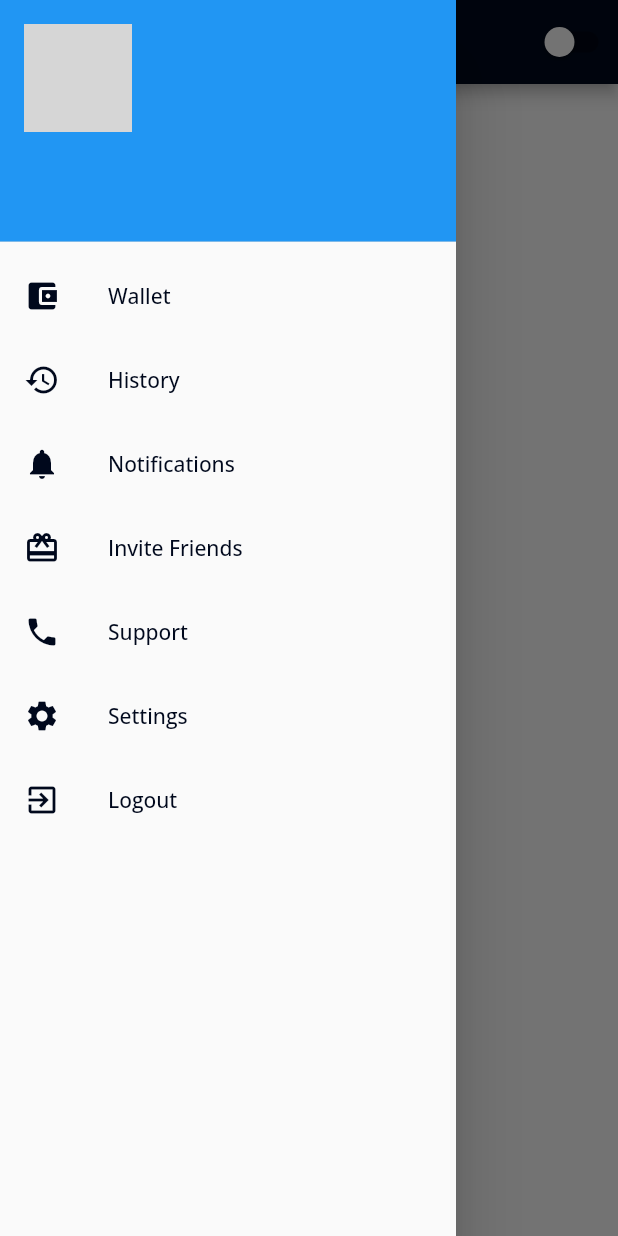
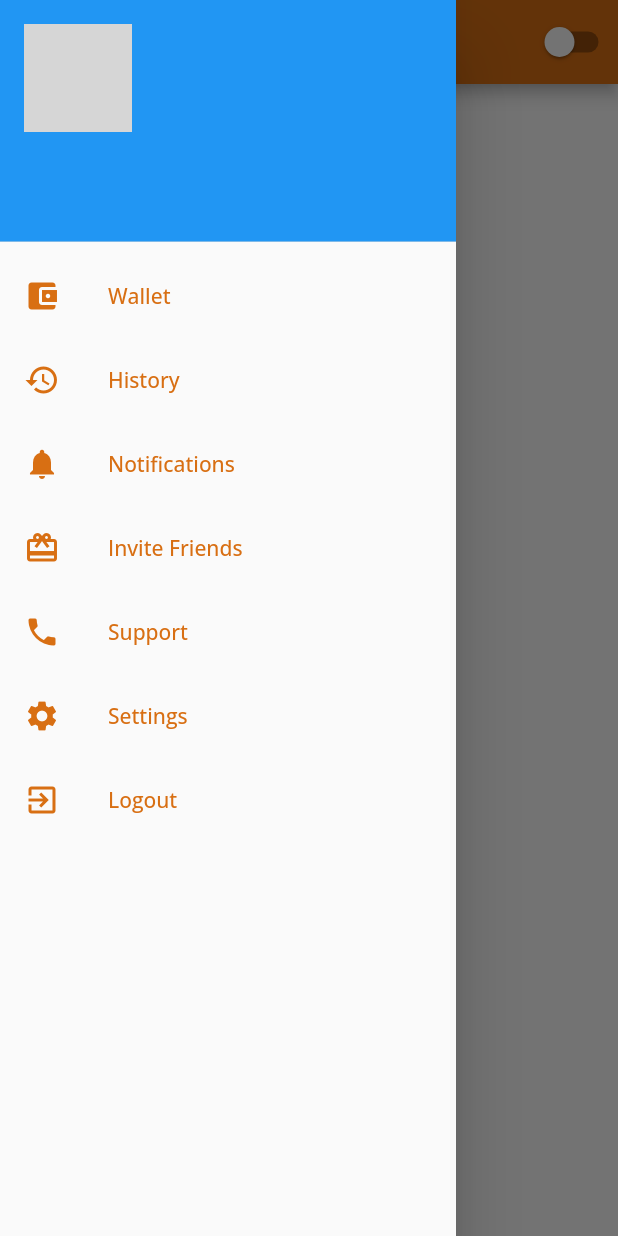
Before and after one commit to vkpdeveloper/riderApp, a Flutter app: the HomeScreen screen opened directly, with the side drawer open, on a phone screen of 412 x 824 dp. Run offline on Flutter 3.47's test engine with Material 2 defaults, Android fonts, the phone set to English and light mode, and no system bars; our stand-ins replace cached_network_image, cloud_firestore, connectivity, firebase_auth, firebase_messaging, firebase_storage and 12 more; missing offline and left inert: flutterpaytm, geocoder, google_map_location_picker, google_map_polyline, permission; accounts and stored records are empty; network calls fail; grey boxes are pictures that could not be loaded.

Commit message:
driverappcolors

```diff
--- a/driverapp/lib/constants/themecolors.dart
+++ b/driverapp/lib/constants/themecolors.dart
@@ -1,6 +1,56 @@
 import 'package:flutter/material.dart';
+import 'package:google_fonts/google_fonts.dart';
 
 mixin ThemeColors {
-  static Color primaryColor = Color(0xff00081C);
-  static Color secondryColor;
+  static Color primaryColor = Color(0xFFD86F13);
+
+  static Color darkblueColor = Color(0xFF012060);
+  static Color lightblueColor = Color(0xFF00A8F3);
+
 }
+
+
+final maintheme = ThemeData(
+  primarySwatch: yellowdarkcolor,
+  primaryColor: yellowdarkcolor,
+
+
+  brightness: Brightness.light,
+  backgroundColor: Colors.white,
+
+  accentColor: Colors.white,
+  textTheme: GoogleFonts.openSansTextTheme(),
+  buttonTheme: ButtonThemeData(
+    buttonColor: yellowdarkcolor
+  ),
+  iconTheme: IconThemeData(color: yellowdarkcolor)
+);
+
+
+MaterialColor yellowdarkcolor = MaterialColor(0xFFD86F13, color);
+
+class HexColor extends Color {
+  HexColor(final String hexColor) : super(_getColorFromHex(hexColor));
+
+  static int _getColorFromHex(String hexColor) {
+    hexColor = hexColor.toUpperCase().replaceAll('#', '');
+    if (hexColor.length == 6) {
+      hexColor = 'FF' + hexColor;
+    }
+    return int.parse(hexColor, radix: 16);
+  }
+}
+
+
+Map<int, Color> color = {
+  50: Color.fromRGBO(216, 83, 11, .1),
+  100: Color.fromRGBO(216, 83, 11, .2),
+  200: Color.fromRGBO(216, 83, 11, .3),
+  300: Color.fromRGBO(216, 83, 11, .4),
+  400: Color.fromRGBO(216, 83, 11, .5),
+  500: Color.fromRGBO(216, 83, 11, .6),
+  600: Color.fromRGBO(216, 83, 11, .7),
+  700: Color.fromRGBO(216, 83, 11, .8),
+  800: Color.fromRGBO(216, 83, 11, .9),
+  900: Color.fromRGBO(216, 83, 11, 1),
+};
--- a/driverapp/lib/views/homescreen.dart
+++ b/driverapp/lib/views/homescreen.dart
@@ -143,7 +143,7 @@ class _TrackOrderState extends State<HomeScreen> {
       setState(() {
         dataOfPickUp = mapData;
         orderLoadingState = OrderLoadingState.IDLE;
-         if (isPicked == true) {
+        if (isPicked == true) {
           Timer.periodic(Duration(seconds: 2), (timer) => updatelocation());
         }
       });
@@ -381,7 +381,7 @@ class _TrackOrderState extends State<HomeScreen> {
                 ? Container()
                 : Padding(
                     padding:
-                        EdgeInsets.symmetric(horizontal: 15.0, vertical: 10),
+                        EdgeInsets.all(8.0),
                     child: Row(
                       mainAxisAlignment: MainAxisAlignment.spaceEvenly,
                       children: <Widget>[
@@ -391,9 +391,8 @@ class _TrackOrderState extends State<HomeScreen> {
                               fontSize: 16.0, fontWeight: FontWeight.bold),
                         ),
                         Padding(
-                            padding: EdgeInsets.only(
-                                left:
-                                    MediaQuery.of(context).size.width / 2 - 30),
+                            padding: EdgeInsets.fromLTRB(
+                                    MediaQuery.of(context).size.width / 2 - 40, 0, 10, 0),
                             child: RichText(
                               text: TextSpan(
                                   style: TextStyle(
@@ -410,6 +409,7 @@ class _TrackOrderState extends State<HomeScreen> {
                     )),
             minHeight: MediaQuery.of(context).size.height / 3 + 10,
             maxHeight: MediaQuery.of(context).size.height,
+
             collapsed: Padding(
               padding: const EdgeInsets.only(top: 30.0),
               child: Column(
@@ -434,6 +434,15 @@ class _TrackOrderState extends State<HomeScreen> {
                         mainAxisAlignment: MainAxisAlignment.spaceBetween,
                         children: <Widget>[
                           FloatingActionButton.extended(
+                            label: Text("Decline", style: TextStyle(color: Colors.black),),
+                            foregroundColor: Colors.white,
+                            backgroundColor: Colors.white,
+                            onPressed: () =>
+                                _firebaseUtils.declineOrder(orderid, context),
+                            heroTag: "decline",
+                            icon: Icon(Icons.close, color: Colors.black,),
+                          ),
+                          FloatingActionButton.extended(
                             label: Text("Accept"),
                             foregroundColor: Colors.white,
                             backgroundColor: ThemeColors.primaryColor,
@@ -445,15 +454,6 @@ class _TrackOrderState extends State<HomeScreen> {
                             heroTag: "accept",
                             icon: Icon(Icons.check),
                           ),
-                          FloatingActionButton.extended(
-                            label: Text("Decline"),
-                            foregroundColor: Colors.white,
-                            backgroundColor: ThemeColors.primaryColor,
-                            onPressed: () =>
-                                _firebaseUtils.declineOrder(orderid, context),
-                            heroTag: "decline",
-                            icon: Icon(Icons.close),
-                          )
                         ],
                       ),
                     )
--- a/driverapp/lib/views/splashscreen.dart
+++ b/driverapp/lib/views/splashscreen.dart
@@ -72,8 +72,12 @@ class _SplashScreenState extends State<SplashScreen> {
           mainAxisAlignment: MainAxisAlignment.center,
           crossAxisAlignment: CrossAxisAlignment.center,
           children: <Widget>[
+            Container(
+              height: 200,
+              width: 200,
+              child: Image.asset('assets/images/newlogo.png')),
             Text(
-              "Ride App",
+              "Partner App",
               style: GoogleFonts.josefinSans(
                   fontWeight: FontWeight.bold,
                   fontSize: 25.0,
```
